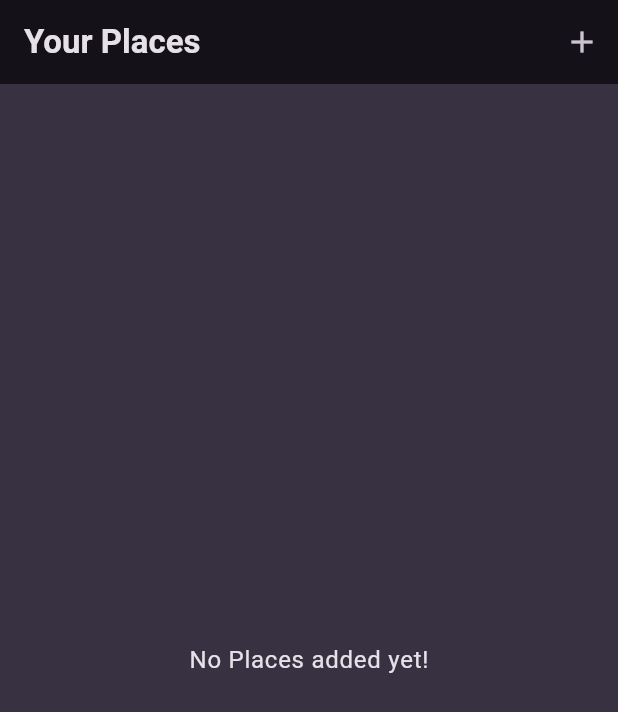
After one commit to dainavipurav/008_flutter_udemy_favorite_places_app, a Flutter app: the screen it shows after launch, on a phone screen of 412 x 824 dp. The commit adds this screen. Shown: the top 712 px of the screen. Run offline on Flutter 3.47's test engine with Material 3 defaults, Android fonts, the phone set to English and light mode, and no system bars; our stand-ins replace flutter_riverpod, google_fonts.

Commit message:
renamed files and code modified as per tutorial video

```diff
--- a/lib/main.dart
+++ b/lib/main.dart
@@ -2,7 +2,7 @@ import 'package:flutter/material.dart';
 import 'package:flutter_riverpod/flutter_riverpod.dart';
 
 import 'package:google_fonts/google_fonts.dart';
-import 'package:udemy_007_favorite_places_app/screens/home_screen.dart';
+import 'package:udemy_007_favorite_places_app/screens/places.dart';
 
 final colorScheme = ColorScheme.fromSeed(
   brightness: Brightness.dark,
@@ -42,7 +42,7 @@ class App extends StatelessWidget {
     return MaterialApp(
       title: 'Great Places',
       theme: theme,
-      home: const Home(),
+      home: const PlacesScreen(),
     );
   }
 }
--- a/lib/screens/add_new_place.dart
+++ b/lib/screens/add_place.dart
@@ -1,12 +1,10 @@
-import 'dart:math';
-
 import 'package:flutter/material.dart';
 import 'package:flutter_riverpod/flutter_riverpod.dart';
 import 'package:udemy_007_favorite_places_app/models/place.dart';
 import 'package:udemy_007_favorite_places_app/providers/places_provider.dart';
 
-class AddNewPlace extends ConsumerWidget {
-  const AddNewPlace({super.key});
+class AddPlaceScreen extends ConsumerWidget {
+  const AddPlaceScreen({super.key});
 
   @override
   Widget build(BuildContext context, WidgetRef ref) {
--- /dev/null
+++ b/lib/screens/places.dart
@@ -0,0 +1,32 @@
+import 'package:flutter/material.dart';
+import 'package:udemy_007_favorite_places_app/screens/add_place.dart';
+import 'package:udemy_007_favorite_places_app/widgets/places_list.dart';
+
+class PlacesScreen extends StatelessWidget {
+  const PlacesScreen({super.key});
+  @override
+  Widget build(BuildContext context) {
+    return Scaffold(
+      appBar: AppBar(
+        title: const Text('Your Places'),
+        actions: [
+          IconButton(
+            onPressed: () {
+              Navigator.of(context).push(
+                MaterialPageRoute(
+                  builder: (context) {
+                    return const AddPlaceScreen();
+                  },
+                ),
+              );
+            },
+            icon: const Icon(Icons.add),
+          ),
+        ],
+      ),
+      body: const PlacesList(
+        places: [],
+      ),
+    );
+  }
+}
--- /dev/null
+++ b/lib/widgets/places_list.dart
@@ -0,0 +1,37 @@
+import 'package:flutter/material.dart';
+
+import '../models/place.dart';
+
+class PlacesList extends StatelessWidget {
+  final List<Place> places;
+  const PlacesList({super.key, required this.places});
+
+  @override
+  Widget build(BuildContext context) {
+    if (places.isEmpty) {
+      return Center(
+        child: Text(
+          'No Places added yet!',
+          style: Theme.of(context).textTheme.bodyLarge!.copyWith(
+                color: Theme.of(context).colorScheme.onBackground,
+              ),
+        ),
+      );
+    }
+
+    return ListView.builder(
+      padding: const EdgeInsets.symmetric(horizontal: 20, vertical: 10),
+      itemCount: places.length,
+      itemBuilder: (context, index) {
+        return ListTile(
+          title: Text(
+            places[index].title,
+            style: Theme.of(context).textTheme.titleMedium!.copyWith(
+                  color: Theme.of(context).colorScheme.onBackground,
+                ),
+          ),
+        );
+      },
+    );
+  }
+}
```
Also changed, not shown: lib/screens/home_screen.dart (deleted, +0 -51 lines), lib/screens/places_detail.dart (added, +10 -0 lines).
